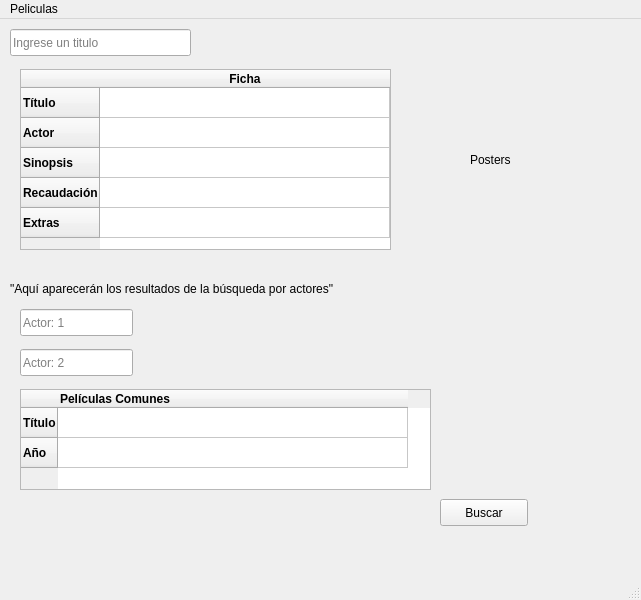
The window that ui/peliculas.ui (Rapers2005/tp3_Busqueda_Peliculas) describes before a commit, drawn with Qt 5.
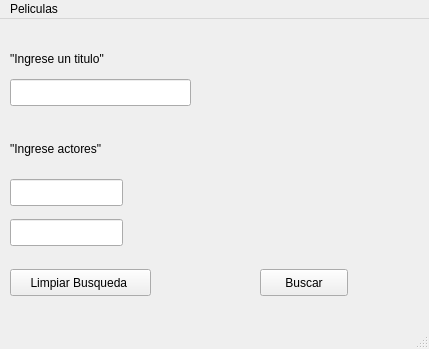
The same window after the commit.

Diff of the .ui file:
```diff
--- a/ui/peliculas.ui
+++ b/ui/peliculas.ui
@@ -6,8 +6,8 @@
    <rect>
     <x>0</x>
     <y>0</y>
-    <width>641</width>
-    <height>600</height>
+    <width>429</width>
+    <height>349</height>
    </rect>
   </property>
   <property name="windowTitle">
@@ -20,133 +20,24 @@
    </size>
   </property>
   <widget class="QWidget" name="centralwidget">
-   <widget class="QTableWidget" name="Peliculas">
-    <property name="geometry">
-     <rect>
-      <x>20</x>
-      <y>50</y>
-      <width>371</width>
-      <height>181</height>
-     </rect>
-    </property>
-    <property name="rowCount">
-     <number>5</number>
-    </property>
-    <property name="columnCount">
-     <number>1</number>
-    </property>
-    <attribute name="horizontalHeaderStretchLastSection">
-     <bool>true</bool>
-    </attribute>
-    <attribute name="verticalHeaderVisible">
-     <bool>true</bool>
-    </attribute>
-    <attribute name="verticalHeaderCascadingSectionResizes">
-     <bool>false</bool>
-    </attribute>
-    <attribute name="verticalHeaderShowSortIndicator" stdset="0">
-     <bool>false</bool>
-    </attribute>
-    <attribute name="verticalHeaderStretchLastSection">
-     <bool>false</bool>
-    </attribute>
-    <row>
-     <property name="text">
-      <string>Título</string>
-     </property>
-     <property name="font">
-      <font>
-       <weight>75</weight>
-       <bold>true</bold>
-      </font>
-     </property>
-    </row>
-    <row>
-     <property name="text">
-      <string>Actor</string>
-     </property>
-     <property name="font">
-      <font>
-       <weight>75</weight>
-       <bold>true</bold>
-      </font>
-     </property>
-    </row>
-    <row>
-     <property name="text">
-      <string>Sinopsis</string>
-     </property>
-     <property name="font">
-      <font>
-       <weight>75</weight>
-       <bold>true</bold>
-      </font>
-     </property>
-    </row>
-    <row>
-     <property name="text">
-      <string>Recaudación</string>
-     </property>
-     <property name="font">
-      <font>
-       <weight>75</weight>
-       <italic>false</italic>
-       <bold>true</bold>
-      </font>
-     </property>
-    </row>
-    <row>
-     <property name="text">
-      <string>Extras</string>
-     </property>
-     <property name="font">
-      <font>
-       <weight>75</weight>
-       <bold>true</bold>
-      </font>
-     </property>
-    </row>
-    <column>
-     <property name="text">
-      <string>Ficha</string>
-     </property>
-     <property name="font">
-      <font>
-       <weight>75</weight>
-       <bold>true</bold>
-      </font>
-     </property>
-    </column>
-    <item row="0" column="0">
-     <property name="text">
-      <string/>
-     </property>
-     <property name="font">
-      <font>
-       <weight>75</weight>
-       <bold>true</bold>
-      </font>
-     </property>
-    </item>
-   </widget>
    <widget class="QLineEdit" name="lineEdit">
     <property name="geometry">
      <rect>
       <x>10</x>
-      <y>10</y>
+      <y>60</y>
       <width>181</width>
       <height>27</height>
      </rect>
     </property>
     <property name="placeholderText">
-     <string>Ingrese un titulo</string>
+     <string/>
     </property>
    </widget>
    <widget class="QPushButton" name="pushButton">
     <property name="geometry">
      <rect>
-      <x>440</x>
-      <y>480</y>
+      <x>260</x>
+      <y>250</y>
       <width>88</width>
       <height>27</height>
      </rect>
@@ -158,8 +49,8 @@
    <widget class="QLineEdit" name="lineEdit_3">
     <property name="geometry">
      <rect>
-      <x>20</x>
-      <y>290</y>
+      <x>10</x>
+      <y>160</y>
       <width>113</width>
       <height>27</height>
      </rect>
@@ -168,14 +59,14 @@
      <string/>
     </property>
     <property name="placeholderText">
-     <string>Actor: 1</string>
+     <string/>
     </property>
    </widget>
    <widget class="QLineEdit" name="lineEdit_4">
     <property name="geometry">
      <rect>
-      <x>20</x>
-      <y>330</y>
+      <x>10</x>
+      <y>200</y>
       <width>113</width>
       <height>27</height>
      </rect>
@@ -184,105 +75,49 @@
      <string/>
     </property>
     <property name="placeholderText">
-     <string>Actor: 2</string>
-    </property>
-   </widget>
-   <widget class="QTableWidget" name="PeliculasComunes">
-    <property name="geometry">
-     <rect>
-      <x>20</x>
-      <y>370</y>
-      <width>411</width>
-      <height>101</height>
-     </rect>
-    </property>
-    <property name="tabKeyNavigation">
-     <bool>true</bool>
-    </property>
-    <property name="showDropIndicator" stdset="0">
-     <bool>true</bool>
-    </property>
-    <property name="dragDropOverwriteMode">
-     <bool>true</bool>
-    </property>
-    <property name="selectionBehavior">
-     <enum>QAbstractItemView::SelectItems</enum>
-    </property>
-    <attribute name="horizontalHeaderDefaultSectionSize">
-     <number>350</number>
-    </attribute>
-    <attribute name="horizontalHeaderHighlightSections">
-     <bool>true</bool>
-    </attribute>
-    <row>
-     <property name="text">
-      <string>Título</string>
-     </property>
-     <property name="font">
-      <font>
-       <weight>75</weight>
-       <bold>true</bold>
-      </font>
-     </property>
-    </row>
-    <row>
-     <property name="text">
-      <string>Año</string>
-     </property>
-     <property name="font">
-      <font>
-       <weight>75</weight>
-       <bold>true</bold>
-      </font>
-     </property>
-    </row>
-    <column>
-     <property name="text">
-      <string>Películas Comunes</string>
-     </property>
-     <property name="font">
-      <font>
-       <weight>75</weight>
-       <bold>true</bold>
-      </font>
-     </property>
-     <property name="textAlignment">
-      <set>AlignLeading|AlignVCenter</set>
-     </property>
-    </column>
-    <item row="0" column="0">
-     <property name="text">
-      <string/>
-     </property>
-    </item>
-   </widget>
-   <widget class="QLabel" name="labelPoster">
-    <property name="geometry">
-     <rect>
-      <x>470</x>
-      <y>50</y>
-      <width>141</width>
-      <height>181</height>
-     </rect>
-    </property>
-    <property name="text">
-     <string>Posters</string>
-    </property>
-    <property name="textFormat">
-     <enum>Qt::MarkdownText</enum>
+     <string/>
     </property>
    </widget>
    <widget class="QLabel" name="labelTituloActores">
     <property name="geometry">
      <rect>
       <x>10</x>
-      <y>260</y>
-      <width>411</width>
+      <y>120</y>
+      <width>115</width>
       <height>19</height>
      </rect>
     </property>
+    <property name="frameShadow">
+     <enum>QFrame::Plain</enum>
+    </property>
     <property name="text">
-     <string>&quot;Aquí aparecerán los resultados de la búsqueda por actores&quot;</string>
+     <string>&quot;Ingrese actores&quot;</string>
+    </property>
+   </widget>
+   <widget class="QPushButton" name="LimpiarBusqueda">
+    <property name="geometry">
+     <rect>
+      <x>10</x>
+      <y>250</y>
+      <width>141</width>
+      <height>27</height>
+     </rect>
+    </property>
+    <property name="text">
+     <string>Limpiar Busqueda </string>
+    </property>
+   </widget>
+   <widget class="QLabel" name="labelTituloTitulo">
+    <property name="geometry">
+     <rect>
+      <x>10</x>
+      <y>30</y>
+      <width>123</width>
+      <height>19</height>
+     </rect>
+    </property>
+    <property name="text">
+     <string>&quot;Ingrese un titulo&quot;</string>
     </property>
    </widget>
   </widget>
@@ -291,7 +126,7 @@
     <rect>
      <x>0</x>
      <y>0</y>
-     <width>641</width>
+     <width>429</width>
      <height>24</height>
     </rect>
    </property>
```
Left out of the diff: 4 changed lines with no effect on the pictures.
